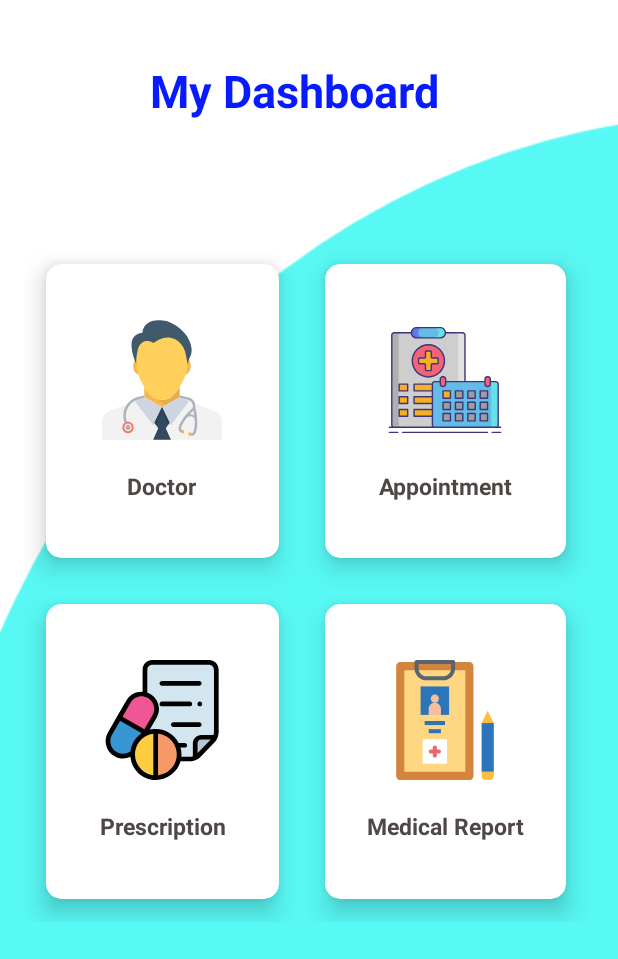
After one commit to RuttonSarker/MediCare-Android, an Android app: the PatientActivity screen opened directly, with no data from a screen before it, on a phone screen of 412 x 824 dp. The commit adds this screen. Shown: the top 959 px of the screen. Run offline under Robolectric (Android 15) with nearby library versions, the phone set to English and light mode, and no system bars.

Commit message:
"Patient Activity" Added

```diff
--- /dev/null
+++ b/app/src/main/java/com/redbox/medicare/PatientActivity.java
@@ -0,0 +1,53 @@
+package com.redbox.medicare;
+
+import androidx.appcompat.app.AppCompatActivity;
+import androidx.cardview.widget.CardView;
+
+import android.content.Intent;
+import android.os.Bundle;
+import android.view.View;
+
+public class PatientActivity extends AppCompatActivity {
+
+    private CardView doctor,appointment,prescription,report;
+
+    @Override
+    protected void onCreate(Bundle savedInstanceState) {
+        super.onCreate(savedInstanceState);
+        setContentView(R.layout.activity_patient);
+        doctor = findViewById(R.id.doctor);
+        appointment = findViewById(R.id.appointment);
+        prescription = findViewById(R.id.prescription);
+        report = findViewById(R.id.medicalReport);
+
+        doctor.setOnClickListener(new View.OnClickListener() {
+            @Override
+            public void onClick(View view) {
+                startActivity(new Intent(PatientActivity.this,DoctorList.class));
+            }
+        });
+
+        appointment.setOnClickListener(new View.OnClickListener() {
+            @Override
+            public void onClick(View view) {
+                startActivity(new Intent(PatientActivity.this,PatientAppointment.class));
+            }
+        });
+
+        prescription.setOnClickListener(new View.OnClickListener() {
+            @Override
+            public void onClick(View view) {
+                startActivity(new Intent(PatientActivity.this,PatientPrescription.class));
+            }
+        });
+
+        report.setOnClickListener(new View.OnClickListener() {
+            @Override
+            public void onClick(View view) {
+                startActivity(new Intent(PatientActivity.this,PatientMedicalReport.class));
+            }
+        });
+
+
+    }
+}
--- /dev/null
+++ b/app/src/main/res/layout/activity_patient.xml
@@ -0,0 +1,196 @@
+<?xml version="1.0" encoding="utf-8"?>
+<RelativeLayout xmlns:android="http://schemas.android.com/apk/res/android"
+    xmlns:app="http://schemas.android.com/apk/res-auto"
+    xmlns:tools="http://schemas.android.com/tools"
+    android:layout_width="match_parent"
+    android:layout_height="match_parent"
+    android:background="@drawable/patient_dash_background"
+    tools:context=".PatientActivity">
+
+    <TextView
+        android:id="@+id/patientDashboard"
+        android:layout_width="wrap_content"
+        android:layout_height="wrap_content"
+        android:layout_marginStart="100dp"
+        android:text="My Dashboard"
+        android:textColor="#081AFF"
+        android:textStyle="bold"
+        android:textSize="30dp"
+        android:layout_marginTop="40dp"
+        />
+
+    <GridLayout
+        android:layout_width="377dp"
+        android:layout_height="454dp"
+        android:layout_below="@+id/patientDashboard"
+        android:layout_marginLeft="15dp"
+        android:layout_marginTop="80dp"
+        android:layout_marginRight="10dp"
+        android:layout_marginBottom="80dp"
+        android:columnCount="2"
+        android:rowCount="2">
+
+        <androidx.cardview.widget.CardView
+            android:id="@+id/doctor"
+            android:layout_width="wrap_content"
+            android:layout_height="wrap_content"
+            android:layout_row="0"
+            android:layout_rowWeight="1"
+            android:layout_column="0"
+            android:layout_columnWeight="3"
+            android:layout_gravity="fill"
+            android:layout_margin="15dp"
+            app:cardBackgroundColor="#FFFFFF"
+            app:cardCornerRadius="10dp"
+            app:cardElevation="10dp">
+
+            <LinearLayout
+                android:layout_width="wrap_content"
+                android:layout_height="wrap_content"
+                android:layout_gravity="center_vertical|center_horizontal"
+                android:gravity="center"
+                android:orientation="vertical">
+
+                <ImageView
+                    android:layout_width="wrap_content"
+                    android:layout_height="wrap_content"
+                    android:src="@drawable/ic_doctor" />
+
+                <TextView
+                    android:layout_width="wrap_content"
+                    android:layout_height="wrap_content"
+                    android:layout_marginTop="20dp"
+                    android:text="Doctor"
+                    android:textAlignment="center"
+                    android:textColor="#4E4745"
+                    android:textSize="15dp"
+                    android:textStyle="bold" />
+
+            </LinearLayout>
+
+        </androidx.cardview.widget.CardView>
+
+
+        <androidx.cardview.widget.CardView
+            android:id="@+id/appointment"
+            android:layout_width="wrap_content"
+            android:layout_height="wrap_content"
+            android:layout_row="0"
+            android:layout_rowWeight="1"
+            android:layout_column="1"
+            android:layout_columnWeight="3"
+            android:layout_gravity="fill"
+            android:layout_margin="15dp"
+            app:cardBackgroundColor="#FFFFFF"
+            app:cardCornerRadius="10dp"
+            app:cardElevation="10dp">
+
+            <LinearLayout
+                android:layout_width="wrap_content"
+                android:layout_height="wrap_content"
+                android:layout_gravity="center_vertical|center_horizontal"
+                android:gravity="center"
+                android:orientation="vertical">
+
+                <ImageView
+                    android:layout_width="wrap_content"
+                    android:layout_height="wrap_content"
+                    android:src="@drawable/ic_medical_appointment" />
+
+                <TextView
+                    android:layout_width="wrap_content"
+                    android:layout_height="wrap_content"
+                    android:layout_marginTop="20dp"
+                    android:text="Appointment"
+                    android:textAlignment="center"
+                    android:textColor="#4E4745"
+                    android:textSize="15dp"
+                    android:textStyle="bold" />
+            </LinearLayout>
+        </androidx.cardview.widget.CardView>
+
+
+        <androidx.cardview.widget.CardView
+            android:id="@+id/prescription"
+            android:layout_width="wrap_content"
+            android:layout_height="wrap_content"
+            android:layout_row="1"
+            android:layout_rowWeight="1"
+            android:layout_column="0"
+            android:layout_columnWeight="3"
+            android:layout_gravity="fill"
+            android:layout_margin="15dp"
+            app:cardBackgroundColor="#FFFFFF"
+            app:cardCornerRadius="10dp"
+            app:cardElevation="10dp">
+
+            <LinearLayout
+                android:layout_width="wrap_content"
+                android:layout_height="wrap_content"
+                android:layout_gravity="center_vertical|center_horizontal"
+                android:gravity="center"
+                android:orientation="vertical">
+
+                <ImageView
+                    android:layout_width="wrap_content"
+                    android:layout_height="wrap_content"
+                    android:src="@drawable/ic_medical_prescription" />
+
+                <TextView
+                    android:layout_width="wrap_content"
+                    android:layout_height="wrap_content"
+                    android:layout_marginTop="20dp"
+                    android:text="Prescription"
+                    android:textAlignment="center"
+                    android:textColor="#4E4745"
+                    android:textSize="15dp"
+                    android:textStyle="bold" />
+            </LinearLayout>
+        </androidx.cardview.widget.CardView>
+
+
+        <androidx.cardview.widget.CardView
+            android:id="@+id/medicalReport"
+            android:layout_width="wrap_content"
+            android:layout_height="wrap_content"
+            android:layout_row="1"
+            android:layout_rowWeight="1"
+            android:layout_column="1"
+            android:layout_columnWeight="1"
+            android:layout_gravity="fill"
+            android:layout_margin="15dp"
+            app:cardBackgroundColor="#FFFFFF"
+            app:cardCornerRadius="10dp"
+            app:cardElevation="10dp">
+
+            <LinearLayout
+                android:layout_width="wrap_content"
+                android:layout_height="wrap_content"
+                android:layout_gravity="center_vertical|center_horizontal"
+                android:gravity="center"
+                android:orientation="vertical">
+
+                <ImageView
+                    android:layout_width="wrap_content"
+                    android:layout_height="wrap_content"
+                    android:src="@drawable/ic_medical_report" />
+
+                <TextView
+                    android:layout_width="wrap_content"
+                    android:layout_height="wrap_content"
+                    android:layout_marginTop="20dp"
+                    android:text="Medical Report"
+                    android:textAlignment="center"
+                    android:textColor="#4E4745"
+                    android:textSize="15dp"
+                    android:textStyle="bold" />
+            </LinearLayout>
+        </androidx.cardview.widget.CardView>
+
+
+    </GridLayout>
+
+
+
+
+</RelativeLayout>
```
Also changed, not shown: app/src/main/java/com/redbox/medicare/DoctorList.java (added, +35 -0 lines), app/src/main/java/com/redbox/medicare/PatientAppointment.java (added, +14 -0 lines), app/src/main/java/com/redbox/medicare/PatientMedicalReport.java (added, +14 -0 lines), app/src/main/java/com/redbox/medicare/PatientPrescription.java (added, +14 -0 lines), app/src/main/res/layout/activity_doctor_list.xml (added, +38 -0 lines), app/src/main/res/layout/activity_patient_appointment.xml (added, +9 -0 lines), app/src/main/res/layout/activity_patient_medical_report.xml (added, +9 -0 lines), app/src/main/res/layout/activity_patient_prescription.xml (added, +9 -0 lines), app/src/main/res/layout/activity_splash_screen.xml (+5 -5 lines).
